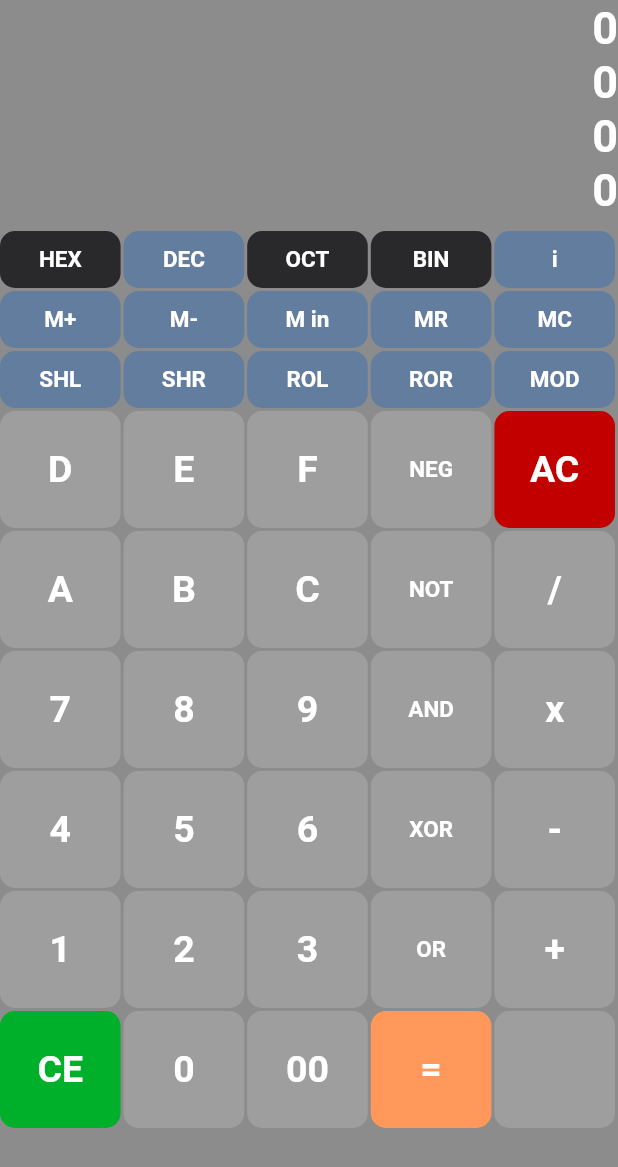
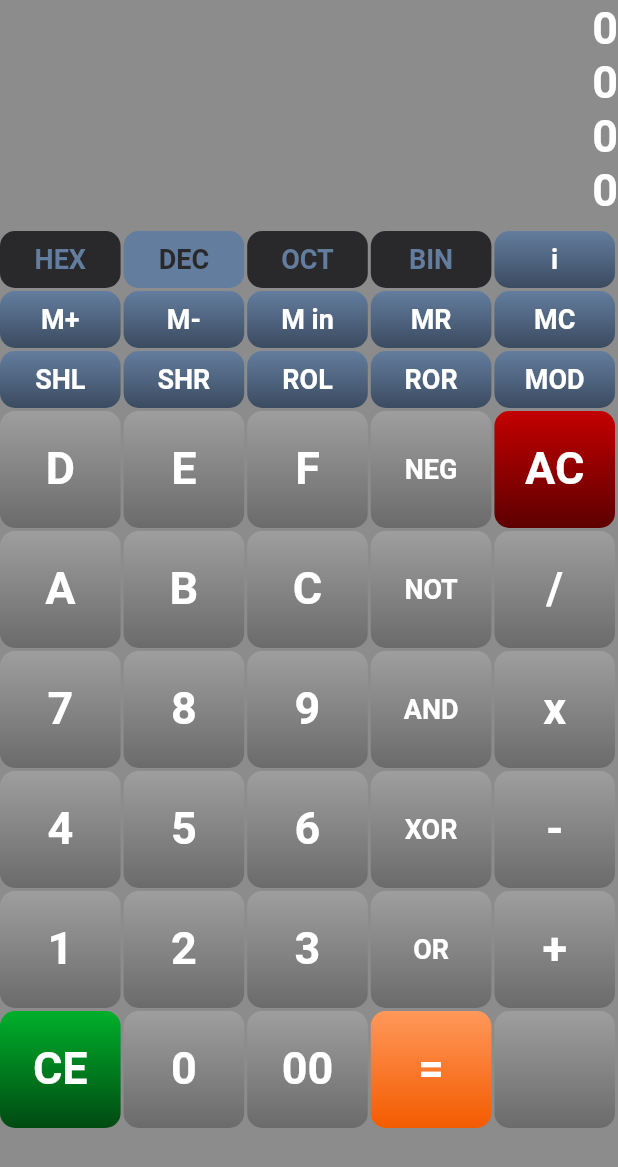
Before and after one commit to alpiepho/hexcalc_tn, a Flutter app: the screen it shows after launch, on a phone screen of 412 x 824 dp. Shown: the top 1167 px of the screen. Run offline on Flutter 3.47's test engine with Material 2 defaults, Android fonts, the light colour scheme and no system bars.

Commit message:
added gradient

```diff
--- a/lib/components/calc_button.dart
+++ b/lib/components/calc_button.dart
@@ -1,16 +1,42 @@
 import 'package:flutter/material.dart';
 
+Color darken(Color color, [double amount = .1]) {
+  assert(amount >= 0 && amount <= 1);
+
+  final hsl = HSLColor.fromColor(color);
+  final hslDark = hsl.withLightness((hsl.lightness - amount).clamp(0.0, 1.0));
+
+  return hslDark.toColor();
+}
+
+Color lighten(Color color, [double amount = .1]) {
+  assert(amount >= 0 && amount <= 1);
+
+  final hsl = HSLColor.fromColor(color);
+  final hslLight = hsl.withLightness((hsl.lightness + amount).clamp(0.0, 1.0));
+
+  return hslLight.toColor();
+}
 class CalcButton extends StatelessWidget {
-  CalcButton({required this.color, required this.margin, required this.portrait, this.cardChild, this.onPress});
+  CalcButton({
+    required this.color,
+    required this.margin,
+    required this.portrait,
+    this.gradient = true,
+    this.cardChild,
+    this.onPress});
 
   final Color color;
   final EdgeInsets margin;
   final bool portrait;
+  final bool gradient;
   final Widget? cardChild;
   final Function? onPress;
 
   @override
   Widget build(BuildContext context) {
+    var colorTop = color;
+    var colorBottom = (gradient ? darken(color, 0.2) : color);
     return GestureDetector(
         onTapUp: onPress as void Function(TapUpDetails)?,
         child: Container(
@@ -18,8 +44,17 @@ class CalcButton extends StatelessWidget {
           margin: margin,
           width: double.infinity,
           decoration: BoxDecoration(
-            color: color,
+            //color: color,
             borderRadius: BorderRadius.circular(10.0),
+            gradient: LinearGradient(
+              begin: Alignment.topCenter,
+              end: Alignment.bottomCenter,
+              colors: [
+                colorTop,
+                colorBottom,
+              ],
+            )
+
           ),
         ),
       );
--- a/lib/constants.dart
+++ b/lib/constants.dart
@@ -67,11 +67,6 @@ const kResultTextStyle_system = TextStyle(
 // #FF985A
 
 
-const kLabelTextStyle = TextStyle(
-  fontSize: 15.0,
-  color: Colors.white,
-  fontWeight: FontWeight.bold,
-);
 
 const kBlueColor = Color(0xFF637D9E);
 const kRedColor = Color(0xFFC30000);
@@ -79,8 +74,26 @@ const kGreenColor = Color(0xFF00B02B);
 const kOrangeColor = Color(0xFFFF985A);
 const kDarkColor = Color(0xFFF29292C);
 
-const kNumberTextStyle_system = TextStyle(
-  fontSize: 25,
+const kLabelTextStyle = TextStyle(
+  fontSize: 18.0,
+  color: Colors.white,
+  fontWeight: FontWeight.bold,
+);
+
+const kBlueLabelTextStyle = TextStyle(
+  fontSize: 18.0,
+  color: kBlueColor,
+  fontWeight: FontWeight.bold,
+);
+
+const kDarkLabelTextStyle = TextStyle(
+  fontSize: 18.0,
+  color: kDarkColor,
+  fontWeight: FontWeight.bold,
+);
+
+const kNumberTextStyle = TextStyle(
+  fontSize: 30,
   color: Colors.white,
   fontWeight: FontWeight.bold,
   height: 1.1,
--- a/lib/engine.dart
+++ b/lib/engine.dart
@@ -18,16 +18,17 @@ class Cell {
   TextStyle style;
   bool halfHeight;
   Color background;
-  // bool gradient = true;
+  bool gradient;
   // int spanCount = 1;
   // int outlineCount = 0;
 
   Cell(
     {
       this.label = '',
-      this.style = kNumberTextStyle_system,
+      this.style = kNumberTextStyle,
       this.halfHeight = false,
       this.background = Colors.grey,
+      this.gradient = true,
     }
   );
 
@@ -74,10 +75,10 @@ class Engine {
   Engine() {
     int row = 0;
     int col = 0;
-    grid[row][col] = new Cell(label: "HEX", style: kLabelTextStyle, halfHeight: true, background: kDarkColor); col++;
-    grid[row][col] = new Cell(label: "DEC", style: kLabelTextStyle, halfHeight: true, background: kBlueColor); col++;
-    grid[row][col] = new Cell(label: "OCT", style: kLabelTextStyle, halfHeight: true, background: kDarkColor); col++;
-    grid[row][col] = new Cell(label: "BIN", style: kLabelTextStyle, halfHeight: true, background: kDarkColor); col++;
+    grid[row][col] = new Cell(label: "HEX", style: kBlueLabelTextStyle, halfHeight: true, background: kDarkColor, gradient: false); col++;
+    grid[row][col] = new Cell(label: "DEC", style: kDarkLabelTextStyle, halfHeight: true, background: kBlueColor, gradient: false); col++;
+    grid[row][col] = new Cell(label: "OCT", style: kBlueLabelTextStyle, halfHeight: true, background: kDarkColor, gradient: false); col++;
+    grid[row][col] = new Cell(label: "BIN", style: kBlueLabelTextStyle, halfHeight: true, background: kDarkColor, gradient: false); col++;
     grid[row][col] = new Cell(label: "i", style: kLabelTextStyle, halfHeight: true, background: kBlueColor); col++;
     row++;
     col = 0;
--- a/lib/screens/calculator_page.dart
+++ b/lib/screens/calculator_page.dart
@@ -387,12 +387,14 @@ class _CalculatorPageState extends State<CalculatorPage> {
         var label = this._engine.getLabel(i, j);
         var style = this._engine.getStyle(i, j);
         var background = this._engine.grid[i][j].background;
+        var gradient = this._engine.grid[i][j].gradient;
         rowWidgets.add(new Expanded(
                         child: CalcButton(
                           //onPress: _incrementLeft,
                           color: background,
                           margin: EdgeInsets.fromLTRB(0, 0, 2, 2),
                           portrait: forcePortrait,
+                          gradient: gradient,
                           cardChild: Column(
                             mainAxisAlignment: MainAxisAlignment.center,
                             children: <Widget>[
```
